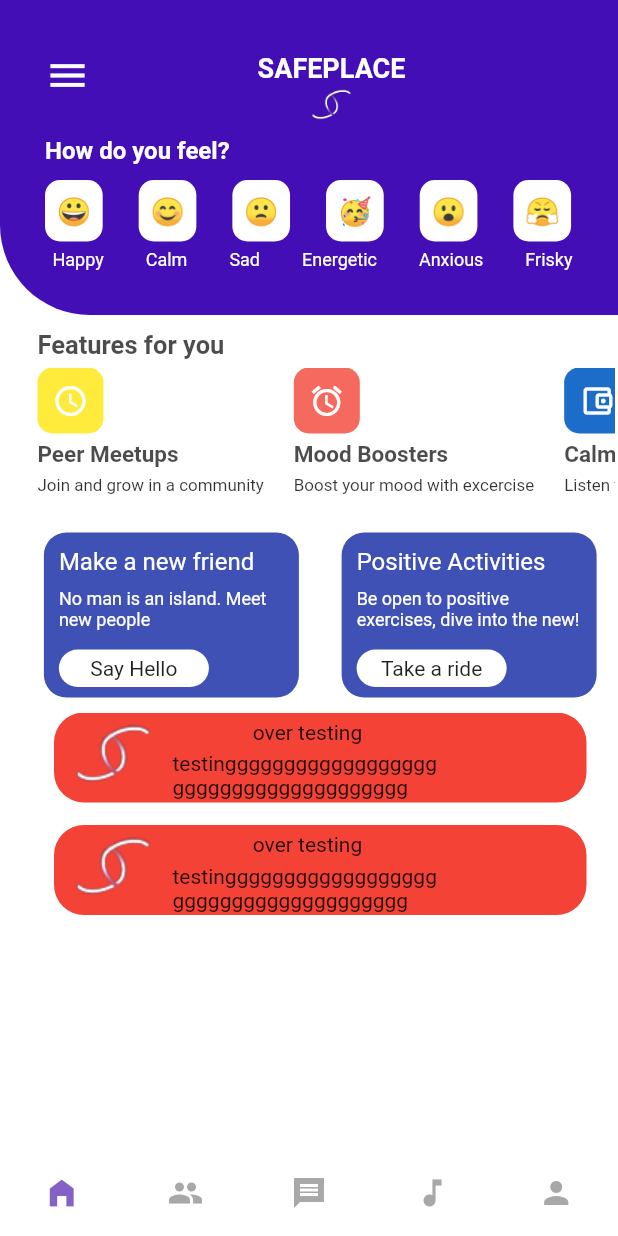
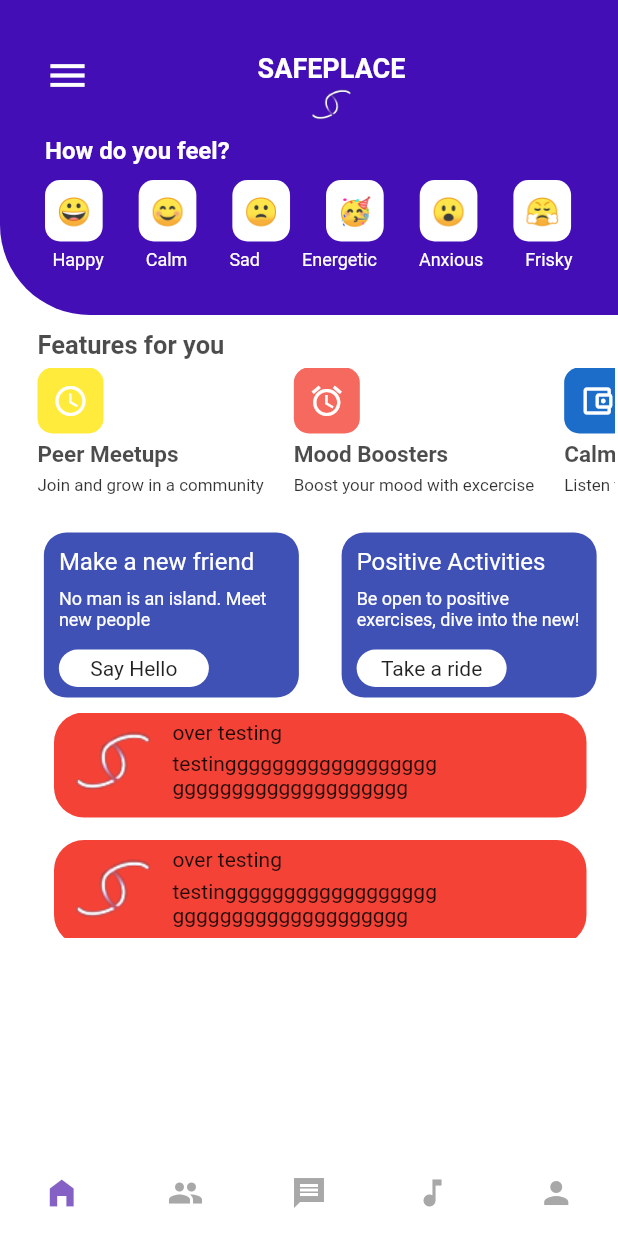
Before and after one commit to jaymesC/safeplace-social-app, a Flutter app: the screen it shows after launch, on a phone screen of 412 x 824 dp. Run offline on Flutter 3.47's test engine with Material 2 defaults, Android fonts, the phone set to English and light mode, and no system bars; our stand-ins replace flutter_spinkit, font_awesome_flutter.

Commit message:
updated listTab widget

```diff
--- a/lib/pages/home_page.dart
+++ b/lib/pages/home_page.dart
@@ -231,6 +231,21 @@ class HomePage extends StatelessWidget {
   }
 
   _listTabSection() {
+     final List<String> images = <String>[
+      'images/image1.PNG',
+      'images/image2.PNG',
+      'images/image3.PNG'
+    ];
+    final List<String> titles = <String>[
+      'Join and grow in a community',
+      'Boost your mood with excercise',
+      'Listen to calm & soothen songs'
+    ];
+    final List<String> text = <String>[
+      'Join and grow in a community',
+      'Boost your mood with excercise',
+      'Listen to calm & soothen songs'
+    ];
     return Container(
       height: 150,
       width: 370,
@@ -239,8 +254,8 @@ class HomePage extends StatelessWidget {
           itemBuilder: (_, index) {
             return ListTab(
               image: 'images/logo.png',
+              title: 'over testing',
               text: 'testingggggggggggggggggggggggggggggggggggggg',
-              title: 'over testing',
             );
           }),
     );
--- a/lib/widgets/list_tab.dart
+++ b/lib/widgets/list_tab.dart
@@ -14,7 +14,7 @@ class ListTab extends StatelessWidget {
     return Container(
       margin: const EdgeInsets.only(bottom: 15, left: 15),
       width: 300,
-      height: 60,
+      height: 70,
       decoration: BoxDecoration(
           color: Colors.red, borderRadius: BorderRadius.circular(20)),
       child: Row(
@@ -24,6 +24,7 @@ class ListTab extends StatelessWidget {
           Container(
             width: 180,
             child: Column(
+              crossAxisAlignment: CrossAxisAlignment.start,
               children: [
                 SizedBox(height: 5),
                 Text(title),
```
